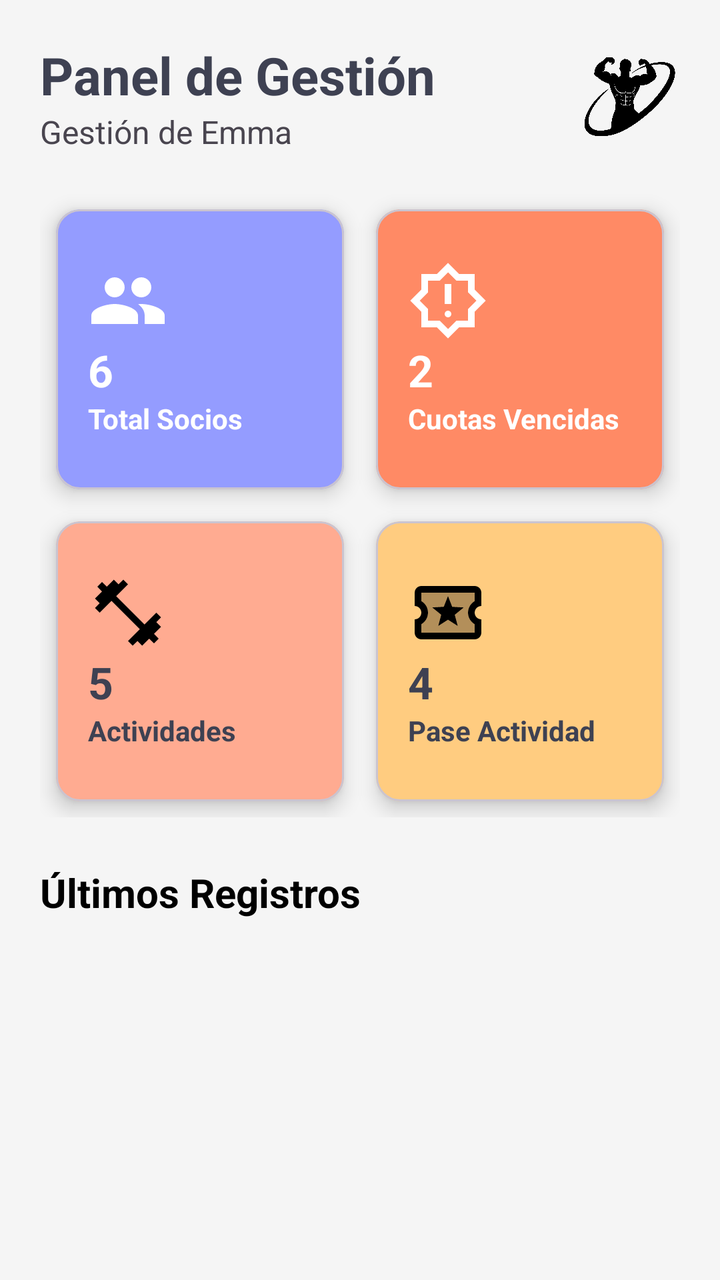
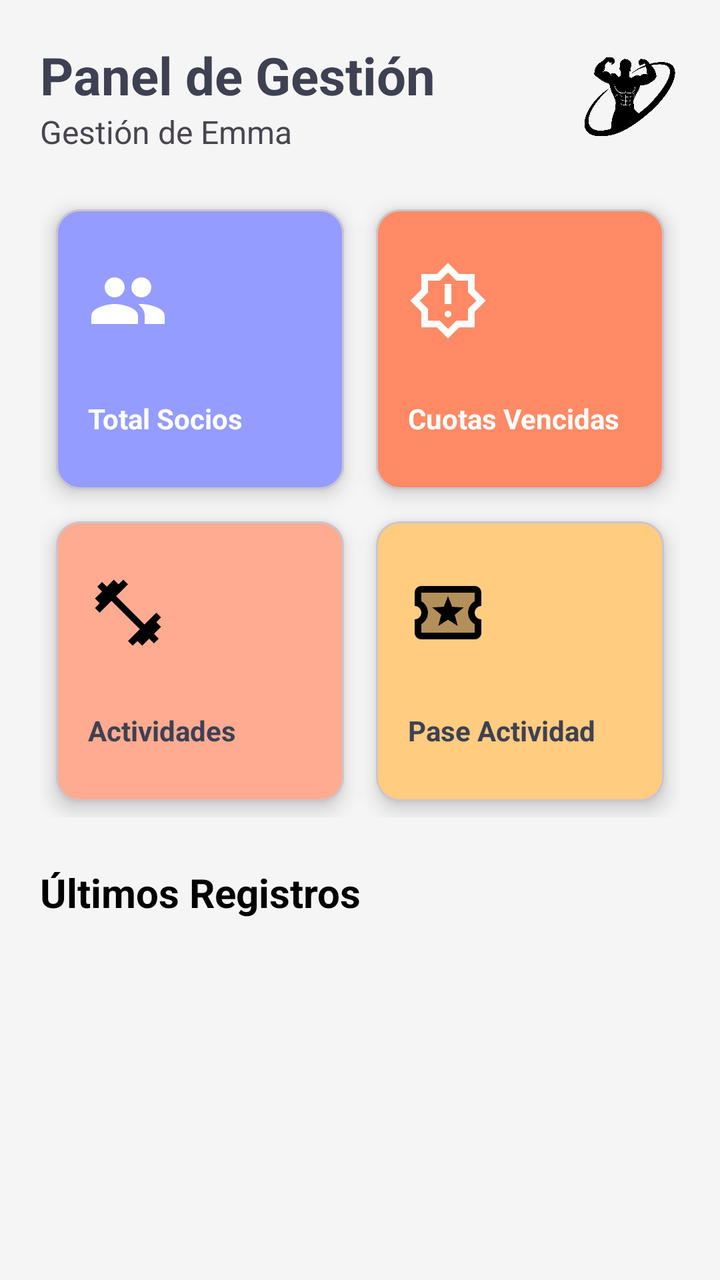

Compare the two renders of this Android layout. The source of the first and the diff that turns it into the second are given below.
<!-- AndroidManifest.xml: application theme Theme.ClubDeportivoDAM -->
<!-- res/layout/activity_panel_gestion.xml -->
<?xml version="1.0" encoding="utf-8"?>
<ScrollView xmlns:android="http://schemas.android.com/apk/res/android"
    xmlns:app="http://schemas.android.com/apk/res-auto"
    android:layout_width="match_parent"
    android:layout_height="match_parent"
    android:fillViewport="true"
    android:background="#F5F5F5">

    <LinearLayout
        android:layout_width="match_parent"
        android:layout_height="wrap_content"
        android:orientation="vertical"
        android:padding="20dp">

        <RelativeLayout
            android:layout_width="match_parent"
            android:layout_height="wrap_content"
            android:layout_marginBottom="20dp">

            <LinearLayout
                android:id="@+id/textHeader"
                android:layout_width="wrap_content"
                android:layout_height="wrap_content"
                android:orientation="vertical">
                <TextView
                    android:layout_width="wrap_content"
                    android:layout_height="wrap_content"
                    android:text="Panel de Gestión"
                    android:textColor="#3E4152"
                    android:textSize="26sp"
                    android:textStyle="bold" />
                <TextView
                    android:layout_width="wrap_content"
                    android:layout_height="wrap_content"
                    android:text="Gestión de Emma"
                    android:textSize="16sp" />
            </LinearLayout>

            <ImageView
                android:layout_width="50dp"
                android:layout_height="50dp"
                android:layout_alignParentEnd="true"
                android:layout_centerVertical="true"
                android:src="@drawable/logo_gym" />
        </RelativeLayout>

        <GridLayout
            android:layout_width="match_parent"
            android:layout_height="wrap_content"
            android:columnCount="2"
            android:alignmentMode="alignMargins">

            <com.google.android.material.card.MaterialCardView
                android:id="@+id/btnTotalSocios"
                android:layout_width="0dp"
                android:layout_height="140dp"
                android:layout_columnWeight="1"
                android:layout_margin="8dp"
                app:cardBackgroundColor="#949CFF"
                app:cardCornerRadius="12dp"
                app:cardElevation="6dp">
                <LinearLayout
                    android:layout_width="match_parent"
                    android:layout_height="match_parent"
                    android:gravity="center|start"
                    android:padding="16dp"
                    android:orientation="vertical">
                    <ImageView android:layout_width="40dp" android:layout_height="40dp" android:src="@drawable/ic_group" app:tint="@color/white" />
                    <TextView android:layout_width="wrap_content" android:layout_height="wrap_content" android:text="6" android:textColor="@color/white" android:textSize="22sp" android:textStyle="bold" />
                    <TextView android:layout_width="wrap_content" android:layout_height="wrap_content" android:text="Total Socios" android:textColor="@color/white" android:textStyle="bold" />
                </LinearLayout>
            </com.google.android.material.card.MaterialCardView>

            <com.google.android.material.card.MaterialCardView
                android:id="@+id/btnCuotasVencidas"
                android:layout_width="0dp"
                android:layout_height="140dp"
                android:layout_columnWeight="1"
                android:layout_margin="8dp"
                app:cardBackgroundColor="#FF8A65"
                app:cardCornerRadius="12dp"
                app:cardElevation="6dp">
                <LinearLayout
                    android:layout_width="match_parent"
                    android:layout_height="match_parent"
                    android:gravity="center|start"
                    android:padding="16dp"
                    android:orientation="vertical">
                    <ImageView android:layout_width="40dp" android:layout_height="40dp" android:src="@drawable/ic_alert" app:tint="@color/white" />
                    <TextView android:layout_width="wrap_content" android:layout_height="wrap_content" android:text="2" android:textColor="@color/white" android:textSize="22sp" android:textStyle="bold" />
                    <TextView android:layout_width="wrap_content" android:layout_height="wrap_content" android:text="Cuotas Vencidas" android:textColor="@color/white" android:textStyle="bold" />
                </LinearLayout>
            </com.google.android.material.card.MaterialCardView>

            <com.google.android.material.card.MaterialCardView
                android:id="@+id/btnActividades"
                android:layout_width="0dp"
                android:layout_height="140dp"
                android:layout_columnWeight="1"
                android:layout_margin="8dp"
                app:cardBackgroundColor="#FFAB91"
                app:cardCornerRadius="12dp"
                app:cardElevation="6dp">
                <LinearLayout
                    android:layout_width="match_parent"
                    android:layout_height="match_parent"
                    android:gravity="center|start"
                    android:padding="16dp"
                    android:orientation="vertical">
                    <ImageView android:layout_width="40dp" android:layout_height="40dp" android:src="@drawable/ic_pesas" />
                    <TextView android:layout_width="wrap_content" android:layout_height="wrap_content" android:text="5" android:textColor="#3E4152" android:textSize="22sp" android:textStyle="bold" />
                    <TextView android:layout_width="wrap_content" android:layout_height="wrap_content" android:text="Actividades" android:textColor="#3E4152" android:textStyle="bold" />
                </LinearLayout>
            </com.google.android.material.card.MaterialCardView>

            <com.google.android.material.card.MaterialCardView
                android:id="@+id/btnPaseActividad"
                android:layout_width="0dp"
                android:layout_height="140dp"
                android:layout_columnWeight="1"
                android:layout_margin="8dp"
                app:cardBackgroundColor="#FFCC80"
                app:cardCornerRadius="12dp"
                app:cardElevation="6dp">
                <LinearLayout
                    android:layout_width="match_parent"
                    android:layout_height="match_parent"
                    android:gravity="center|start"
                    android:padding="16dp"
                    android:orientation="vertical">
                    <ImageView android:layout_width="40dp" android:layout_height="40dp" android:src="@drawable/ic_ticket" />
                    <TextView android:layout_width="wrap_content" android:layout_height="wrap_content" android:text="4" android:textColor="#3E4152" android:textSize="22sp" android:textStyle="bold" />
                    <TextView android:layout_width="wrap_content" android:layout_height="wrap_content" android:text="Pase Actividad" android:textColor="#3E4152" android:textStyle="bold" />
                </LinearLayout>
            </com.google.android.material.card.MaterialCardView>
        </GridLayout>

        <TextView
            android:layout_width="wrap_content"
            android:layout_height="wrap_content"
            android:layout_marginTop="24dp"
            android:layout_marginBottom="12dp"
            android:text="Últimos Registros"
            android:textColor="#000000"
            android:textSize="20sp"
            android:textStyle="bold" />

        <androidx.fragment.app.FragmentContainerView
            android:id="@+id/fragment_container_registros"
            android:layout_width="match_parent"
            android:layout_height="wrap_content"
            android:minHeight="100dp" />

    </LinearLayout>
</ScrollView>
<!-- resources referenced by this layout -->
<resources>
  <color name="white">#FFFFFFFF</color>
  <!-- drawable ic_alert (drawable) -->
  <vector xmlns:android="http://schemas.android.com/apk/res/android" android:height="24dp" android:tint="#000000" android:viewportHeight="960" android:viewportWidth="960" android:width="24dp">
        
      <path android:fillColor="@android:color/white" android:pathData="M508.5,668.5Q520,657 520,640Q520,623 508.5,611.5Q497,600 480,600Q463,600 451.5,611.5Q440,623 440,640Q440,657 451.5,668.5Q463,680 480,680Q497,680 508.5,668.5ZM440,520L520,520L520,280L440,280L440,520ZM480,932L346,800L160,800L160,614L28,480L160,346L160,160L346,160L480,28L614,160L800,160L800,346L932,480L800,614L800,800L614,800L480,932ZM480,820L580,720L720,720L720,580L820,480L720,380L720,240L580,240L480,140L380,240L240,240L240,380L140,480L240,580L240,720L380,720L480,820ZM480,480Q480,480 480,480Q480,480 480,480Q480,480 480,480Q480,480 480,480Q480,480 480,480Q480,480 480,480Q480,480 480,480Q480,480 480,480Z"/>
      
  </vector>
  <!-- drawable ic_group (drawable) -->
  <vector xmlns:android="http://schemas.android.com/apk/res/android" android:height="24dp" android:tint="#000000" android:viewportHeight="24" android:viewportWidth="24" android:width="24dp">
        
      <path android:fillColor="@android:color/white" android:pathData="M16,11c1.66,0 2.99,-1.34 2.99,-3S17.66,5 16,5c-1.66,0 -3,1.34 -3,3s1.34,3 3,3zM8,11c1.66,0 2.99,-1.34 2.99,-3S9.66,5 8,5C6.34,5 5,6.34 5,8s1.34,3 3,3zM8,13c-2.33,0 -7,1.17 -7,3.5L1,19h14v-2.5c0,-2.33 -4.67,-3.5 -7,-3.5zM16,13c-0.29,0 -0.62,0.02 -0.97,0.05 1.16,0.84 1.97,1.97 1.97,3.45L17,19h6v-2.5c0,-2.33 -4.67,-3.5 -7,-3.5z"/>
      
  </vector>
  <!-- drawable ic_pesas (drawable) -->
  <vector xmlns:android="http://schemas.android.com/apk/res/android" android:height="24dp" android:tint="#000000" android:viewportHeight="960" android:viewportWidth="960" android:width="24dp">
        
      <path android:fillColor="@android:color/white" android:pathData="M536,876L480,820L622,678L282,338L140,480L84,424L140,366L84,310L168,226L112,168L168,112L226,168L310,84L366,140L424,84L480,140L338,282L678,622L820,480L876,536L820,594L876,650L792,734L848,792L792,848L734,792L650,876L594,820L536,876Z"/>
      
  </vector>
  <!-- drawable ic_ticket (drawable) -->
  <vector xmlns:android="http://schemas.android.com/apk/res/android" android:height="24dp" android:tint="#000000" android:viewportHeight="24" android:viewportWidth="24" android:width="24dp">
        
      <path android:fillAlpha="0.3" android:fillColor="@android:color/white" android:pathData="M4.01,8.54C5.2,9.23 6,10.52 6,12s-0.81,2.77 -2,3.46L4,18h16v-2.54c-1.19,-0.69 -2,-1.99 -2,-3.46s0.81,-2.77 2,-3.46L20,6L4,6l0.01,2.54zM10.73,10.22L12,7l1.26,3.23 3.47,0.2 -2.69,2.2 0.89,3.37L12,14.12 9.07,16l0.88,-3.37 -2.69,-2.2 3.47,-0.21z" android:strokeAlpha="0.3"/>
        
      <path android:fillColor="@android:color/white" android:pathData="M20,4L4,4c-1.1,0 -1.99,0.9 -1.99,2v4c1.1,0 1.99,0.9 1.99,2s-0.89,2 -2,2v4c0,1.1 0.9,2 2,2h16c1.1,0 2,-0.9 2,-2v-4c-1.1,0 -2,-0.9 -2,-2s0.9,-2 2,-2L22,6c0,-1.1 -0.9,-2 -2,-2zM20,8.54c-1.19,0.69 -2,1.99 -2,3.46s0.81,2.77 2,3.46L20,18L4,18v-2.54c1.19,-0.69 2,-1.99 2,-3.46 0,-1.48 -0.8,-2.77 -1.99,-3.46L4,6h16v2.54zM9.07,16L12,14.12 14.93,16l-0.89,-3.36 2.69,-2.2 -3.47,-0.21L12,7l-1.27,3.22 -3.47,0.21 2.69,2.2z"/>
      
  </vector>
  <!-- drawable logo_gym: png bitmap (drawable, 66288 bytes) -->
  <style name="Theme.ClubDeportivoDAM" parent="Base.Theme.ClubDeportivoDAM" />
  <style name="Base.Theme.ClubDeportivoDAM" parent="Theme.Material3.DayNight.NoActionBar">
          
          
      </style>
</resources>

<!-- the commit's change to res/layout/activity_panel_gestion.xml (unified diff, before → after) -->
@@ -66,7 +66,7 @@
                     android:padding="16dp"
                     android:orientation="vertical">
                     <ImageView android:layout_width="40dp" android:layout_height="40dp" android:src="@drawable/ic_group" app:tint="@color/white" />
-                    <TextView android:layout_width="wrap_content" android:layout_height="wrap_content" android:text="6" android:textColor="@color/white" android:textSize="22sp" android:textStyle="bold" />
+                    <TextView android:layout_width="wrap_content" android:layout_height="wrap_content" android:textColor="@color/white" android:textSize="22sp" android:textStyle="bold" />
                     <TextView android:layout_width="wrap_content" android:layout_height="wrap_content" android:text="Total Socios" android:textColor="@color/white" android:textStyle="bold" />
                 </LinearLayout>
             </com.google.android.material.card.MaterialCardView>
@@ -87,7 +87,7 @@
                     android:padding="16dp"
                     android:orientation="vertical">
                     <ImageView android:layout_width="40dp" android:layout_height="40dp" android:src="@drawable/ic_alert" app:tint="@color/white" />
-                    <TextView android:layout_width="wrap_content" android:layout_height="wrap_content" android:text="2" android:textColor="@color/white" android:textSize="22sp" android:textStyle="bold" />
+                    <TextView android:layout_width="wrap_content" android:layout_height="wrap_content"  android:textColor="@color/white" android:textSize="22sp" android:textStyle="bold" />
                     <TextView android:layout_width="wrap_content" android:layout_height="wrap_content" android:text="Cuotas Vencidas" android:textColor="@color/white" android:textStyle="bold" />
                 </LinearLayout>
             </com.google.android.material.card.MaterialCardView>
@@ -108,7 +108,7 @@
                     android:padding="16dp"
                     android:orientation="vertical">
                     <ImageView android:layout_width="40dp" android:layout_height="40dp" android:src="@drawable/ic_pesas" />
-                    <TextView android:layout_width="wrap_content" android:layout_height="wrap_content" android:text="5" android:textColor="#3E4152" android:textSize="22sp" android:textStyle="bold" />
+                    <TextView android:layout_width="wrap_content" android:layout_height="wrap_content"  android:textColor="#3E4152" android:textSize="22sp" android:textStyle="bold" />
                     <TextView android:layout_width="wrap_content" android:layout_height="wrap_content" android:text="Actividades" android:textColor="#3E4152" android:textStyle="bold" />
                 </LinearLayout>
             </com.google.android.material.card.MaterialCardView>
@@ -129,7 +129,7 @@
                     android:padding="16dp"
                     android:orientation="vertical">
                     <ImageView android:layout_width="40dp" android:layout_height="40dp" android:src="@drawable/ic_ticket" />
-                    <TextView android:layout_width="wrap_content" android:layout_height="wrap_content" android:text="4" android:textColor="#3E4152" android:textSize="22sp" android:textStyle="bold" />
+                    <TextView android:layout_width="wrap_content" android:layout_height="wrap_content"  android:textColor="#3E4152" android:textSize="22sp" android:textStyle="bold" />
                     <TextView android:layout_width="wrap_content" android:layout_height="wrap_content" android:text="Pase Actividad" android:textColor="#3E4152" android:textStyle="bold" />
                 </LinearLayout>
             </com.google.android.material.card.MaterialCardView>
